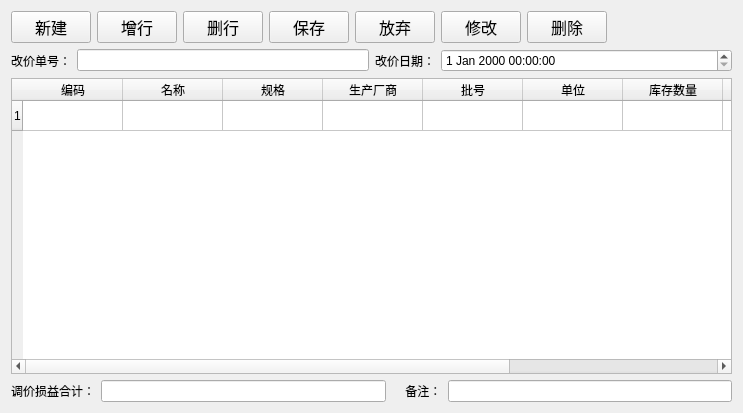
This is drugpricing.ui in histest/his as Qt 5 draws it before an edit. The edited form follows.
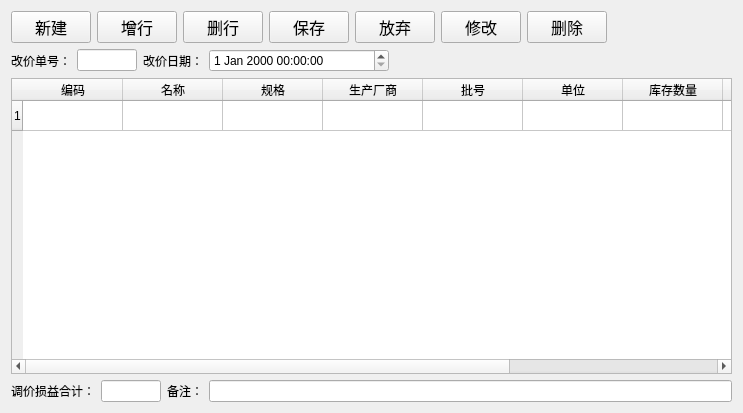
This is the edited form.

Diff of the .ui file:
```diff
--- a/drugpricing.ui
+++ b/drugpricing.ui
@@ -13,7 +13,7 @@
   <property name="windowTitle">
    <string>药品调价</string>
   </property>
-  <layout class="QVBoxLayout" name="verticalLayout_2">
+  <layout class="QVBoxLayout" name="verticalLayout">
    <item>
     <layout class="QHBoxLayout" name="horizontalLayout_2">
      <item>
@@ -165,19 +165,7 @@
     </layout>
    </item>
    <item>
-    <layout class="QVBoxLayout" name="verticalLayout">
-     <property name="spacing">
-      <number>6</number>
-     </property>
-     <item>
-      <layout class="QHBoxLayout" name="horizontalLayout_15">
-       <item>
-        <layout class="QHBoxLayout" name="horizontalLayout_10">
-         <item>
           <layout class="QHBoxLayout" name="horizontalLayout">
-           <property name="spacing">
-            <number>6</number>
-           </property>
            <item>
             <widget class="QLabel" name="label">
              <property name="text">
@@ -186,7 +174,14 @@
             </widget>
            </item>
            <item>
-            <widget class="QLineEdit" name="lineEdit_No"/>
+      <widget class="QLineEdit" name="lineEdit_No">
+       <property name="maximumSize">
+        <size>
+         <width>60</width>
+         <height>16777215</height>
+        </size>
+       </property>
+      </widget>
            </item>
            <item>
             <widget class="QLabel" name="label_5">
@@ -203,11 +198,32 @@
                <verstretch>0</verstretch>
               </sizepolicy>
              </property>
-            </widget>
-           </item>
-          </layout>
-         </item>
-        </layout>
+       <property name="minimumSize">
+        <size>
+         <width>0</width>
+         <height>20</height>
+        </size>
+       </property>
+       <property name="maximumSize">
+        <size>
+         <width>180</width>
+         <height>16777215</height>
+        </size>
+       </property>
+      </widget>
+     </item>
+     <item>
+      <spacer name="horizontalSpacer_2">
+       <property name="orientation">
+        <enum>Qt::Horizontal</enum>
+       </property>
+       <property name="sizeHint" stdset="0">
+        <size>
+         <width>40</width>
+         <height>20</height>
+        </size>
+       </property>
+      </spacer>
        </item>
       </layout>
      </item>
@@ -296,19 +312,24 @@
           </widget>
          </item>
          <item>
-          <widget class="QLineEdit" name="lineEdit_profit"/>
+        <widget class="QLineEdit" name="lineEdit_profit">
+         <property name="maximumSize">
+          <size>
+           <width>60</width>
+           <height>16777215</height>
+          </size>
+         </property>
+        </widget>
          </item>
          <item>
           <widget class="QLabel" name="label_16">
            <property name="text">
-            <string>    备注：</string>
+          <string>备注：</string>
            </property>
           </widget>
          </item>
          <item>
           <widget class="QLineEdit" name="lineEdit_remark"/>
-         </item>
-        </layout>
        </item>
       </layout>
      </item>
```
Lines whose indentation alone changed are shown as unchanged.
